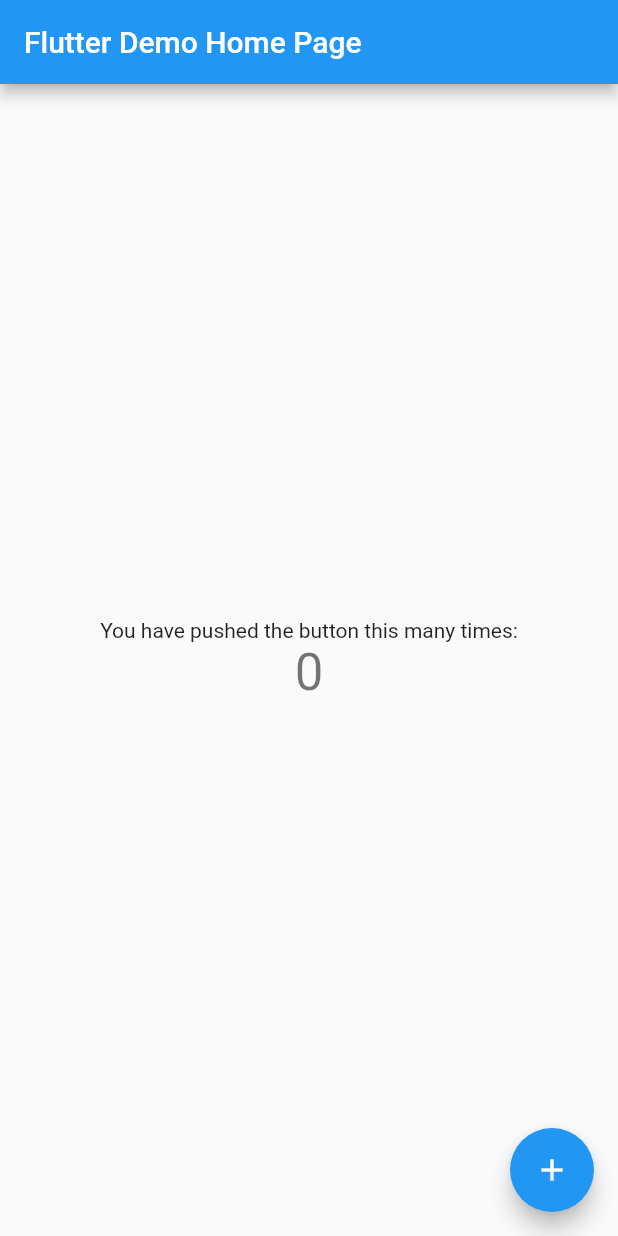
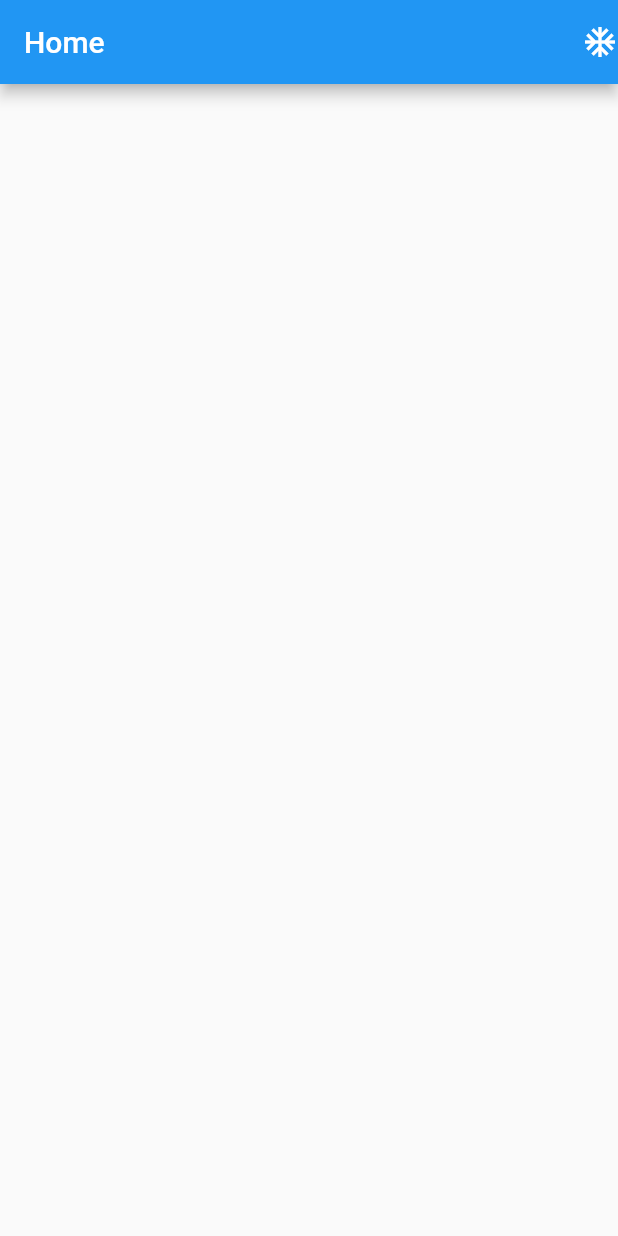
Before and after one commit to namaNIC/appbar_tabbar_ildc_demo, a Flutter app: the screen it shows after launch, on a phone screen of 412 x 824 dp. Run offline on Flutter 3.47's test engine with Material 2 defaults, Android fonts, the phone set to English and light mode, and no system bars.

Commit message:
AppBar Property Covered

```diff
--- /dev/null
+++ b/lib/home.dart
@@ -0,0 +1,24 @@
+import 'package:flutter/material.dart';
+
+class HomeScreen extends StatefulWidget {
+  const HomeScreen({Key? key}) : super(key: key);
+
+  @override
+  _HomeScreenState createState() => _HomeScreenState();
+}
+
+class MyBar extends AppBar {
+  MyBar({Key? key, required Widget title})
+      : super(key: key, title: title, actions: <Widget>[Icon(Icons.ac_unit)]);
+}
+
+class _HomeScreenState extends State<HomeScreen> {
+  @override
+  Widget build(BuildContext context) {
+    return Scaffold(
+      appBar: MyBar(
+        title: Text("Home"),
+      ),
+    );
+  }
+}
--- a/lib/main.dart
+++ b/lib/main.dart
@@ -1,3 +1,4 @@
+import 'package:appbar_tabbar_ildc_demo/home.dart';
 import 'package:flutter/material.dart';
 
 void main() {
@@ -5,109 +6,15 @@
 }
 
 class MyApp extends StatelessWidget {
-  // This widget is the root of your application.
   @override
   Widget build(BuildContext context) {
     return MaterialApp(
       title: 'Flutter Demo',
       theme: ThemeData(
-        // This is the theme of your application.
-        //
-        // Try running your application with "flutter run". You'll see the
-        // application has a blue toolbar. Then, without quitting the app, try
-        // changing the primarySwatch below to Colors.green and then invoke
-        // "hot reload" (press "r" in the console where you ran "flutter run",
-        // or simply save your changes to "hot reload" in a Flutter IDE).
-        // Notice that the counter didn't reset back to zero; the application
-        // is not restarted.
         primarySwatch: Colors.blue,
       ),
-      home: MyHomePage(title: 'Flutter Demo Home Page'),
+      debugShowCheckedModeBanner: false,
+      home: HomeScreen(),
     );
   }
 }
-
-class MyHomePage extends StatefulWidget {
-  MyHomePage({Key? key, required this.title}) : super(key: key);
-
-  // This widget is the home page of your application. It is stateful, meaning
-  // that it has a State object (defined below) that contains fields that affect
-  // how it looks.
-
-  // This class is the configuration for the state. It holds the values (in this
-  // case the title) provided by the parent (in this case the App widget) and
-  // used by the build method of the State. Fields in a Widget subclass are
-  // always marked "final".
-
-  final String title;
-
-  @override
-  _MyHomePageState createState() => _MyHomePageState();
-}
-
-class _MyHomePageState extends State<MyHomePage> {
-  int _counter = 0;
-
-  void _incrementCounter() {
-    setState(() {
-      // This call to setState tells the Flutter framework that something has
-      // changed in this State, which causes it to rerun the build method below
-      // so that the display can reflect the updated values. If we changed
-      // _counter without calling setState(), then the build method would not be
-      // called again, and so nothing would appear to happen.
-      _counter++;
-    });
-  }
-
-  @override
-  Widget build(BuildContext context) {
-    // This method is rerun every time setState is called, for instance as done
-    // by the _incrementCounter method above.
-    //
-    // The Flutter framework has been optimized to make rerunning build methods
-    // fast, so that you can just rebuild anything that needs updating rather
-    // than having to individually change instances of widgets.
-    return Scaffold(
-      appBar: AppBar(
-        // Here we take the value from the MyHomePage object that was created by
-        // the App.build method, and use it to set our appbar title.
-        title: Text(widget.title),
-      ),
-      body: Center(
-        // Center is a layout widget. It takes a single child and positions it
-        // in the middle of the parent.
-        child: Column(
-          // Column is also a layout widget. It takes a list of children and
-          // arranges them vertically. By default, it sizes itself to fit its
-          // children horizontally, and tries to be as tall as its parent.
-          //
-          // Invoke "debug painting" (press "p" in the console, choose the
-          // "Toggle Debug Paint" action from the Flutter Inspector in Android
-          // Studio, or the "Toggle Debug Paint" command in Visual Studio Code)
-          // to see the wireframe for each widget.
-          //
-          // Column has various properties to control how it sizes itself and
-          // how it positions its children. Here we use mainAxisAlignment to
-          // center the children vertically; the main axis here is the vertical
-          // axis because Columns are vertical (the cross axis would be
-          // horizontal).
-          mainAxisAlignment: MainAxisAlignment.center,
-          children: <Widget>[
-            Text(
-              'You have pushed the button this many times:',
-            ),
-            Text(
-              '$_counter',
-              style: Theme.of(context).textTheme.headline4,
-            ),
-          ],
-        ),
-      ),
-      floatingActionButton: FloatingActionButton(
-        onPressed: _incrementCounter,
-        tooltip: 'Increment',
-        child: Icon(Icons.add),
-      ), // This trailing comma makes auto-formatting nicer for build methods.
-    );
-  }
-}
```
